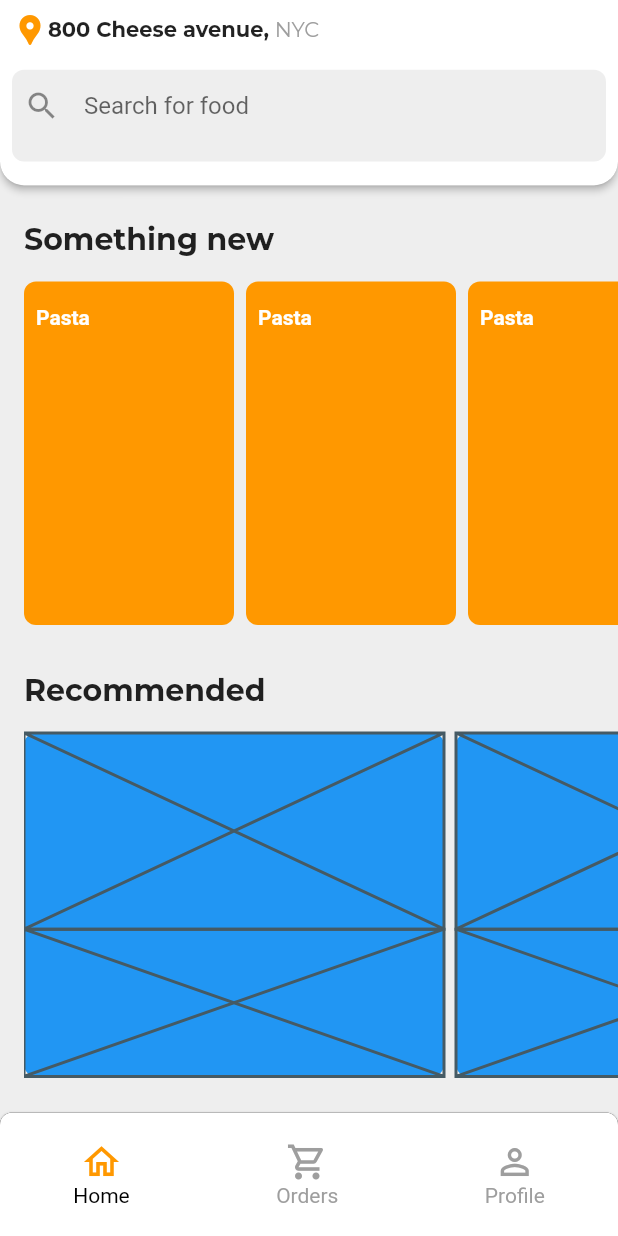
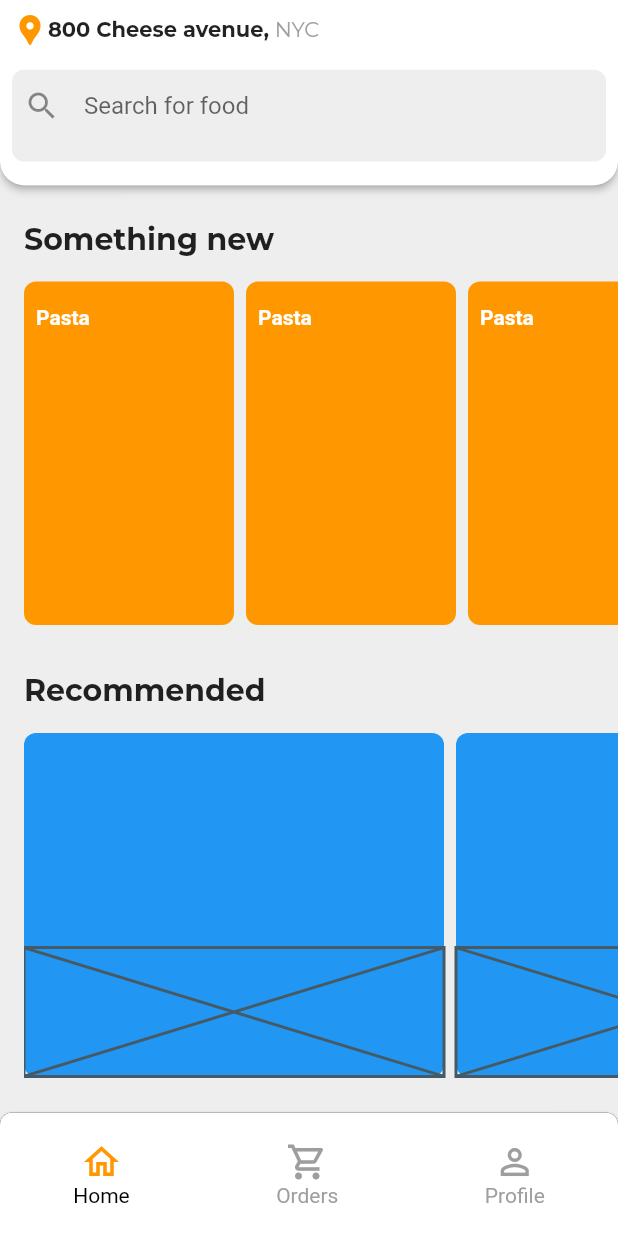
Before and after one commit to JAICHANGPARK/flutter_notebook_11th_story, a Flutter app: the screen it shows after launch, on a phone screen of 412 x 824 dp. Run offline on Flutter 3.47's test engine with Material 2 defaults, Android fonts, the phone set to English and light mode, and no system bars; our stand-ins replace backdrop, badges, flutter_inner_drawer, flutter_slidable, flutter_swiper, google_fonts.

Commit message:
Update food_home_page.dart

```diff
--- a/lib/ep744_food_app/ui/food_home_page.dart
+++ b/lib/ep744_food_app/ui/food_home_page.dart
@@ -162,8 +162,8 @@ class _FoodHomePageState extends State<FoodHomePage> {
                                           child: Column(
                                             children: [
                                               Expanded(
-                                                  flex: 4,
-                                                  child: Placeholder()),
+                                                  flex: 5,
+                                                  child: Container()),
                                               Expanded(
                                                   flex: 3,
                                                   child: Placeholder()),
```
